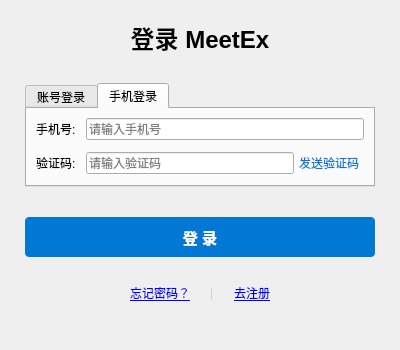
First picture: the form in ui/login.ui, repository zhangdalin/MeetEx, before the edit.
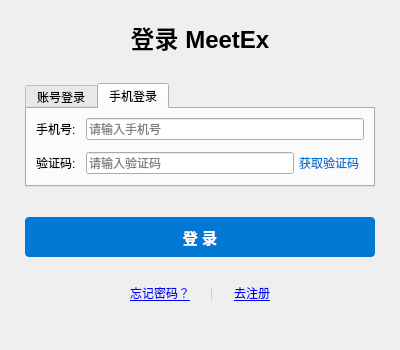
Second picture: the form after the edit. The open tabs and pages were chosen to show the change.

Commit message:
feat(auth): 完善登录认证流程和短信验证码功能
后端 (meetex-api):
- 新增 /v1/auth/sms/send 端点支持发送短信验证码
- 新增 SendSmsRequest schema 用于验证码请求

客户端认证:
- 默认禁用 HTTP 自动刷新，登录成功后启用，登出时禁用
- 修复 401 错误处理逻辑，确保错误响应正确返回

UI 修复:
- 统一验证码按钮文案："发送验证码" → "获取验证码"
- 修复注册页面手机号验证：为空时返回 false

Diff of the .ui file:
```diff
--- a/ui/login.ui
+++ b/ui/login.ui
@@ -199,7 +199,7 @@
 }</string>
              </property>
              <property name="text">
-              <string>发送验证码</string>
+              <string>获取验证码</string>
              </property>
             </widget>
            </item>
```
The commit also changes 13 other files.
